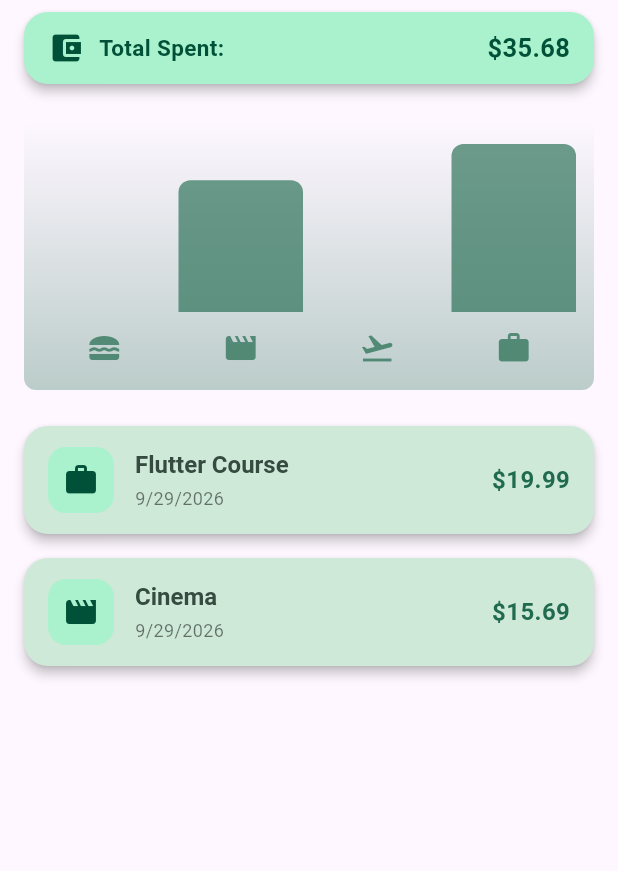
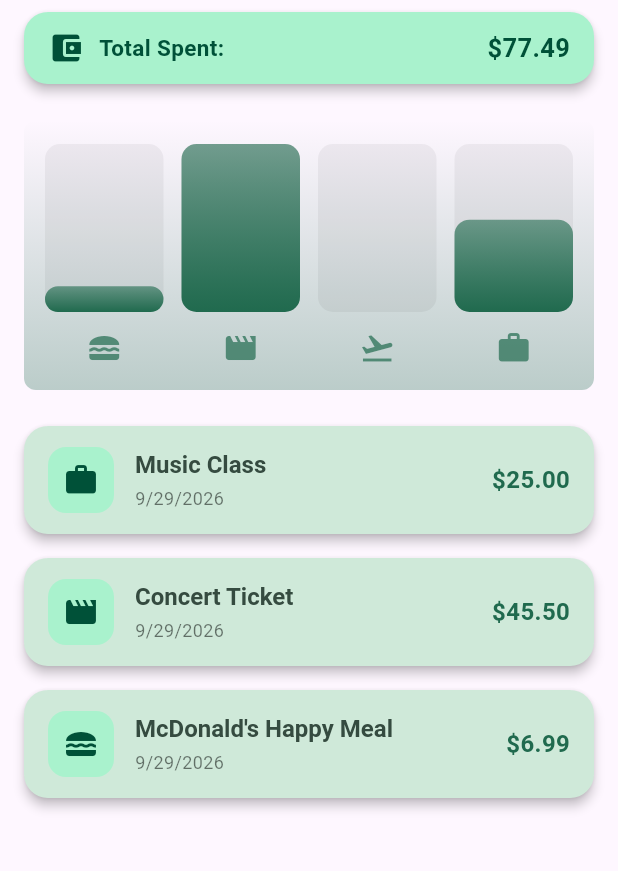
Before and after one commit to ZKBorja/CSIT284-Borja, a Flutter app: the screen it shows after launch, on a phone screen of 412 x 824 dp, the part 84-955 px from its top. Run offline on Flutter 3.47's test engine with Material 3 defaults, Android fonts, the phone set to English and light mode, and no system bars.

Commit message:
Update data

```diff
--- a/expense_tracker/lib/widgets/chart/chart_bar.dart
+++ b/expense_tracker/lib/widgets/chart/chart_bar.dart
@@ -12,19 +12,35 @@ class ChartBar extends StatelessWidget {
   Widget build(BuildContext context) {
     final isDarkMode =
         MediaQuery.of(context).platformBrightness == Brightness.dark;
+
     return Expanded(
       child: Padding(
-        padding: const EdgeInsets.symmetric(horizontal: 4),
-        child: FractionallySizedBox(
-          heightFactor: fill, // 0 <> 1
-          child: DecoratedBox(
-            decoration: BoxDecoration(
-              shape: BoxShape.rectangle,
-              borderRadius:
-                  const BorderRadius.vertical(top: Radius.circular(8)),
-              color: isDarkMode
-                  ? Theme.of(context).colorScheme.secondary
-                  : Theme.of(context).colorScheme.primary.withValues(alpha: 0.65),
+        padding: const EdgeInsets.symmetric(horizontal: 6),
+        child: Container(
+          decoration: BoxDecoration(
+            color: isDarkMode
+                ? Colors.white.withValues(alpha: 0.05)
+                : Colors.black.withValues(alpha: 0.05),
+            borderRadius: BorderRadius.circular(10),
+          ),
+          alignment: Alignment.bottomCenter,
+          child: FractionallySizedBox(
+            heightFactor: fill,
+            child: Container(
+              decoration: BoxDecoration(
+                borderRadius: BorderRadius.circular(10),
+                gradient: LinearGradient(
+                  colors: [
+                    Theme.of(context).colorScheme.primary,
+                    Theme.of(context)
+                        .colorScheme
+                        .primary
+                        .withValues(alpha: 0.6),
+                  ],
+                  begin: Alignment.bottomCenter,
+                  end: Alignment.topCenter,
+                ),
+              ),
             ),
           ),
         ),
--- a/expense_tracker/lib/widgets/expenses.dart
+++ b/expense_tracker/lib/widgets/expenses.dart
@@ -17,16 +17,22 @@ class Expenses extends StatefulWidget {
 class _ExpensesState extends State<Expenses> {
   final List<Expense> _registeredExpenses = [
     Expense(
-      title: 'Flutter Course',
-      amount: 19.99,
+      title: 'Music Class',
+      amount: 25.00,
       date: DateTime.now(),
       category: Category.work,
     ),
     Expense(
-      title: 'Cinema',
-      amount: 15.69,
+      title: 'Concert Ticket',
+      amount: 45.50,
       date: DateTime.now(),
       category: Category.leisure,
+    ),
+    Expense(
+      title: "McDonald's Happy Meal",
+      amount: 6.99,
+      date: DateTime.now(),
+      category: Category.food,
     ),
   ];
 
```
